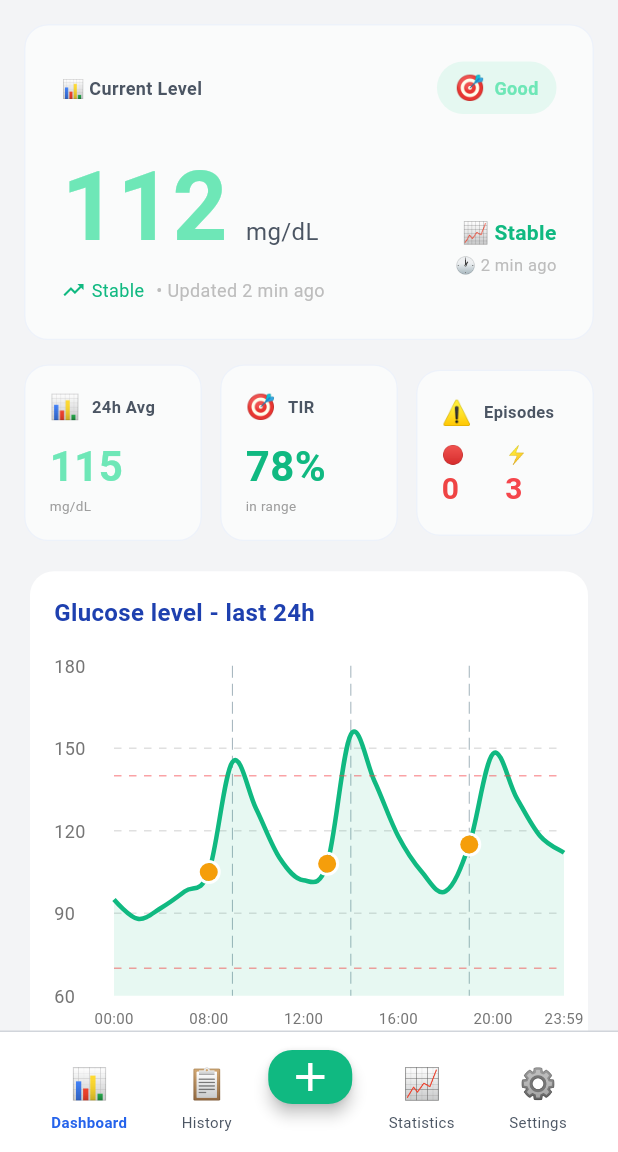
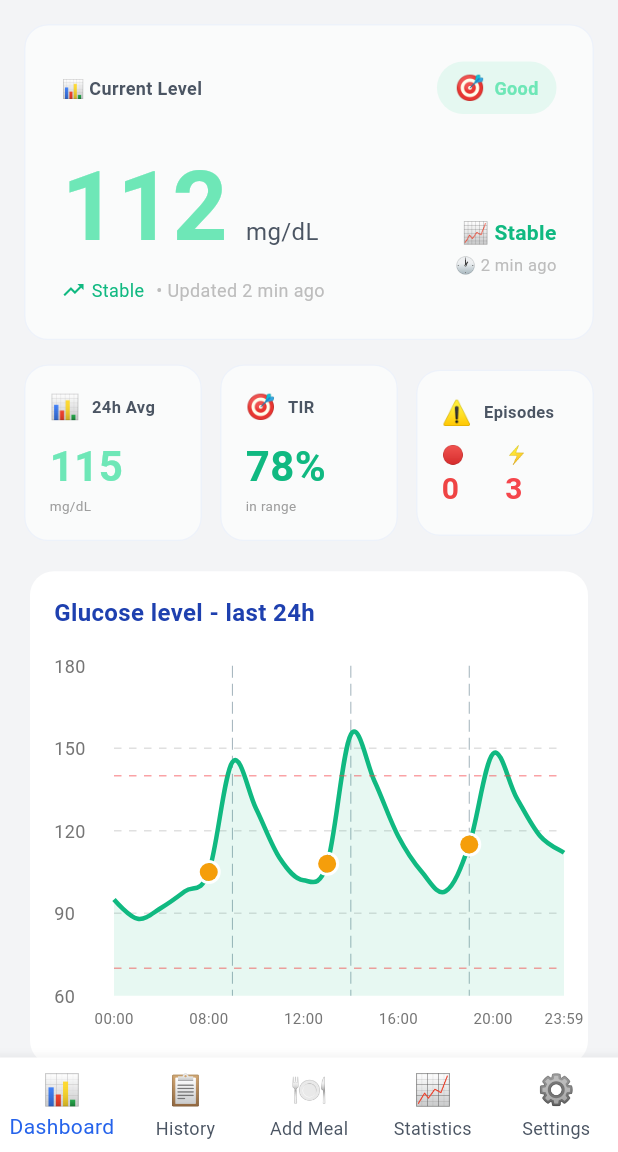
Before and after one commit to Karol2k04/DexCom, a Flutter app: the screen it shows once a user with an empty profile is signed in, on a phone screen of 412 x 824 dp, the part 84-1236 px from its top. Run offline on Flutter 3.47's test engine with Material 3 defaults, Android fonts, the phone set to English and light mode, and no system bars; drawn by our look-alikes of fl_chart; our stand-ins replace firebase_auth, firebase_core, google_sign_in; accounts and stored records are empty.

Commit message:
feat: Replace custom bottom navigation with standard BottomNavigationBar for improved usability

```diff
--- a/lib/screens/home_screen.dart
+++ b/lib/screens/home_screen.dart
@@ -100,54 +100,43 @@ class _HomeScreenState extends State<HomeScreen> {
         // Zawartość - aktualny ekran
         body: IndexedStack(index: _currentIndex, children: _screens),
         // Bottom Navigation Bar
-        bottomNavigationBar: Container(
-          decoration: BoxDecoration(
-            border: Border(
-              top: BorderSide(
-                color: _isDarkMode ? Colors.grey[800]! : AppTheme.mediumGray,
-                width: 1,
-              ),
-            ),
-          ),
-          child: BottomAppBar(
-            color: _isDarkMode ? AppTheme.darkSurface : AppTheme.white,
-            elevation: 0,
-            child: Row(
-              mainAxisAlignment: MainAxisAlignment.spaceAround,
-              children: [
-                // Dashboard
-                _buildNavButton(
-                  index: 0,
-                  icon: Icons.home,
-                  emoji: '📊',
+        bottomNavigationBar: BottomNavigationBar(
+          currentIndex: _currentIndex,
+          onTap: (index) {
+            setState(() {
+              _currentIndex = index;
+            });
+          },
+          backgroundColor: _isDarkMode ? AppTheme.darkSurface : AppTheme.white,
+          selectedItemColor: AppTheme.primaryBlue,
+          unselectedItemColor: _isDarkMode
+              ? Colors.grey[400]
+              : AppTheme.darkGray,
+          showSelectedLabels: true,
+          showUnselectedLabels: true,
+          type: BottomNavigationBarType.fixed,
+          items: [
+            BottomNavigationBarItem(
+              icon: const Text('📊', style: TextStyle(fontSize: 20)),
               label: 'Dashboard',
             ),
-                // Historia
-                _buildNavButton(
-                  index: 1,
-                  icon: Icons.history,
-                  emoji: '📋',
+            BottomNavigationBarItem(
+              icon: const Text('📋', style: TextStyle(fontSize: 20)),
               label: 'History',
             ),
-                // Dodaj posiłek (FAB)
-                _buildCenterFAB(),
-                // Statystyki
-                _buildNavButton(
-                  index: 3,
-                  icon: Icons.bar_chart,
-                  emoji: '📈',
+            BottomNavigationBarItem(
+              icon: const Text('🍽️', style: TextStyle(fontSize: 20)),
+              label: 'Add Meal',
+            ),
+            BottomNavigationBarItem(
+              icon: const Text('📈', style: TextStyle(fontSize: 20)),
               label: 'Statistics',
             ),
-                // Ustawienia
-                _buildNavButton(
-                  index: 4,
-                  icon: Icons.settings,
-                  emoji: '⚙️',
+            BottomNavigationBarItem(
+              icon: const Text('⚙️', style: TextStyle(fontSize: 20)),
               label: 'Settings',
             ),
           ],
-            ),
-          ),
         ),
       ),
     );
```
Lines whose indentation alone changed are shown as unchanged.
